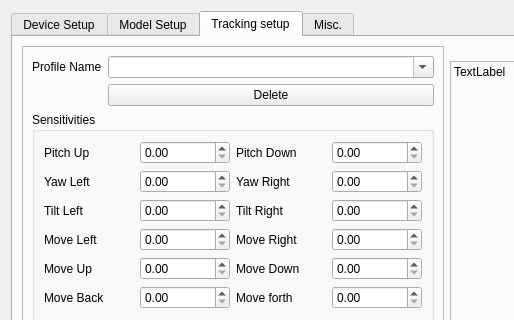
The window that branches/michal/src/qt_gui/ltr.ui (uglyDwarf/linuxtrack) describes before a commit, drawn with Qt 5; both pictures show x 0 to 514 and y 0 to 320 of the 763 by 627 pixel window.
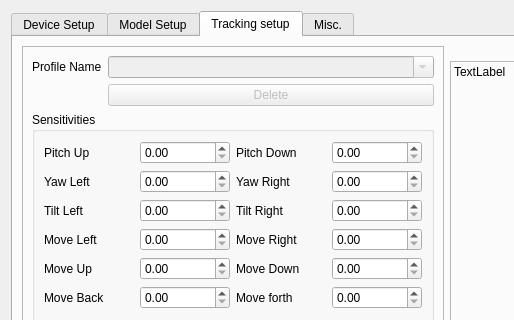
The same window after the commit. The open tabs and pages were chosen to show the change. Icons and pictures are not drawn.

What changed in the file:
```diff
--- a/branches/michal/src/qt_gui/ltr.ui
+++ b/branches/michal/src/qt_gui/ltr.ui
@@ -1321,6 +1321,9 @@
                 </item>
                 <item row="0" column="1">
                  <widget class="QComboBox" name="comboBox">
+                  <property name="enabled">
+                   <bool>false</bool>
+                  </property>
                   <property name="editable">
                    <bool>true</bool>
                   </property>
@@ -1328,6 +1331,9 @@
                 </item>
                 <item row="1" column="1">
                  <widget class="QPushButton" name="pushButton_4">
+                  <property name="enabled">
+                   <bool>false</bool>
+                  </property>
                   <property name="text">
                    <string>Delete</string>
                   </property>
```
Left out of the diff: 9 changed lines with no effect on the pictures.
